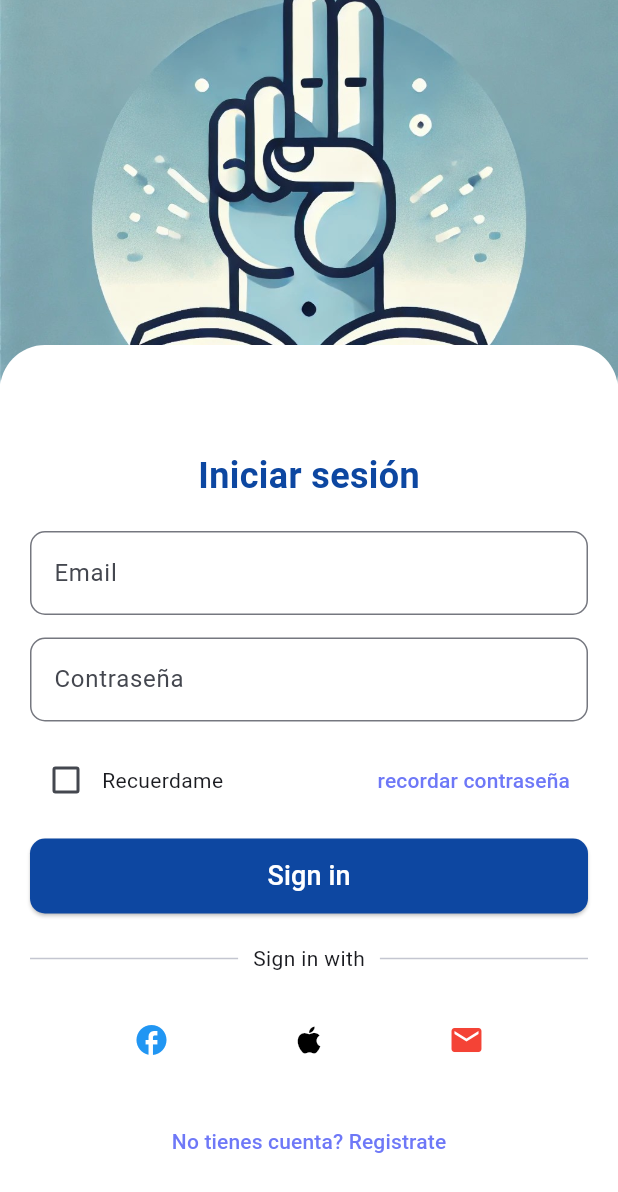
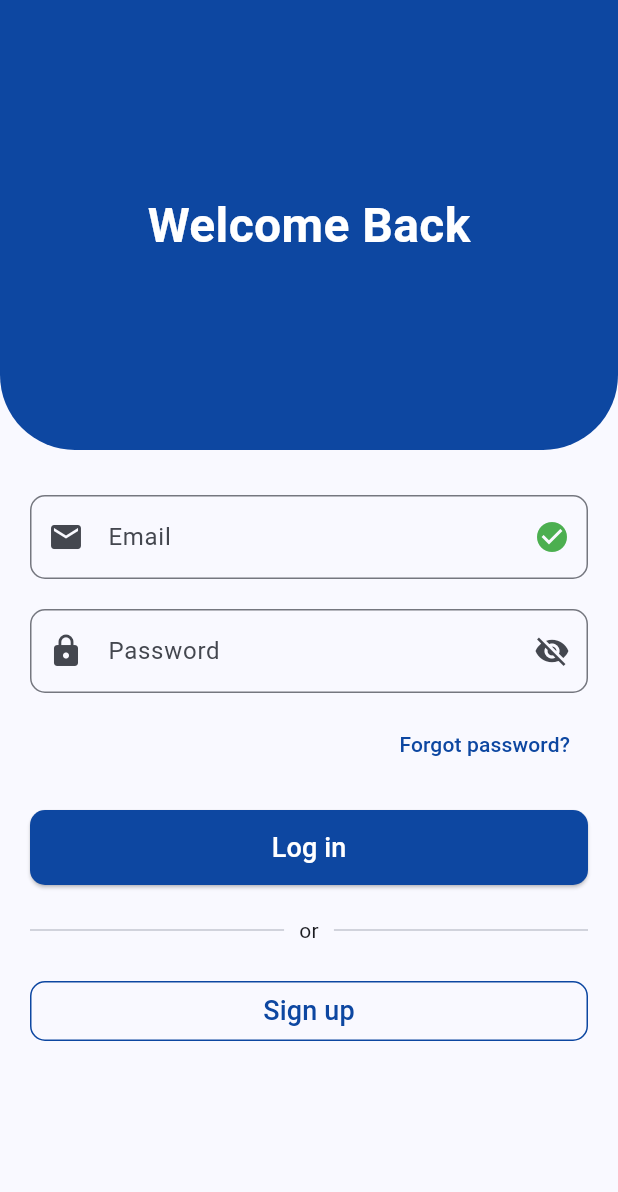
Before and after one commit to RommelOlachea/app-mqh-cbtis62, a Flutter app: the screen it shows after launch, on a phone screen of 412 x 824 dp. Shown: the top 1192 px of the screen. Run offline on Flutter 3.47's test engine with Material 3 defaults, Android fonts, the phone set to English and light mode, and no system bars; our stand-ins replace go_router, video_player.

Commit message:
nuevo login

```diff
--- a/lib/presentation/authenticate/loginscreen.dart
+++ b/lib/presentation/authenticate/loginscreen.dart
@@ -1,189 +1,139 @@
 import 'package:flutter/material.dart';
-import 'package:go_router/go_router.dart';
-
 
 class LoginScreen extends StatefulWidget {
+  const LoginScreen({Key? key}) : super(key: key);
+
   @override
   _LoginScreenState createState() => _LoginScreenState();
 }
 
 class _LoginScreenState extends State<LoginScreen> {
-  bool rememberMe = false;
+  final GlobalKey<FormState> _formKey = GlobalKey<FormState>();
   final TextEditingController emailController = TextEditingController();
   final TextEditingController passwordController = TextEditingController();
-  final GlobalKey<FormState> _formKey = GlobalKey<FormState>();
+  bool passwordVisible = false;
 
-  void _validateAndSubmit() {
+  void _validateAndLogin() {
     if (_formKey.currentState!.validate()) {
-      // Realizar acción de inicio de sesión
-      context.go('/home');
-      // ScaffoldMessenger.of(context).showSnackBar(
-      //   const SnackBar(content: Text('Login successful!')),
-      // );
+      // Acción de inicio de sesión
+      ScaffoldMessenger.of(context).showSnackBar(
+        const SnackBar(content: Text('Login successful!')),
+      );
     }
-  }
-
-  void _hideKeyboard() {
-    FocusScope.of(context).unfocus();
   }
 
   @override
   Widget build(BuildContext context) {
-    return GestureDetector(
-      onTap: _hideKeyboard, // Detectar toque fuera del teclado
-      child: Scaffold(
-        backgroundColor: Colors.white,
+    return Scaffold(
       body: SingleChildScrollView(
         child: Column(
           children: [
-              // AppBar con imagen de fondo y borde inferior invertido
+            // Fondo azul con forma curva
             Container(
-                height: 280, // Mayor altura para el AppBar
+              height: 300,
               decoration: const BoxDecoration(
+                color: Color(0xFF0D47A1), // Azul rey
                 borderRadius: BorderRadius.only(
-                    bottomLeft: Radius.circular(30),
-                    bottomRight: Radius.circular(30),
+                  bottomLeft: Radius.circular(50),
+                  bottomRight: Radius.circular(50),
                 ),
               ),
-                child: Stack(
-                  children: [
-                    // Imagen de fondo
-                    Positioned.fill(
-                      child: ClipRRect(
-                        borderRadius: const BorderRadius.only(
-                          bottomLeft: Radius.circular(30),
-                          bottomRight: Radius.circular(30),
-                        ),
-                        child: Image.asset(
-                          'assets/icon/logo_icon.jpeg', // Asegúrate de usar la ruta correcta
-                          fit: BoxFit.cover,
-                        ),
-                      ),
-                    ),
-                    // Contenedor blanco para el borde inferior invertido
-                    Positioned.fill(
-                      child: Align(
-                        alignment: Alignment.bottomCenter,
-                        child: Container(
-                          height: 50,
-                          decoration: const BoxDecoration(
+              child: const Center(
+                child: Text(
+                  'Welcome Back',
+                  style: TextStyle(
                     color: Colors.white,
-                            borderRadius: BorderRadius.only(
-                              topLeft: Radius.circular(30),
-                              topRight: Radius.circular(30),
+                    fontSize: 32,
+                    fontWeight: FontWeight.bold,
                   ),
                 ),
               ),
             ),
-                    ),
-                  ],
-                ),
-              ),
-              const SizedBox(height: 20),
-              // Título "Welcome back" centrado y en color azul rey
-              const Padding(
-                padding: EdgeInsets.symmetric(horizontal: 20.0),
-                child: Align(
-                  alignment: Alignment.center,
-                  child: Text(
-                    'Iniciar sesión',
-                    style: TextStyle(
-                      fontSize: 24,
-                      fontWeight: FontWeight.bold,
-                      color: Color(0xFF0D47A1), // Azul rey
-                    ),
-                  ),
-                ),
-              ),
-              const SizedBox(height: 20),
-              // Formulario
+            const SizedBox(height: 30),
+            // Formulario de inicio de sesión
             Padding(
               padding: const EdgeInsets.symmetric(horizontal: 20.0),
               child: Form(
                 key: _formKey,
                 child: Column(
                   children: [
-                      // Campo para email
+                    // Campo de email
                     TextFormField(
                       controller: emailController,
                       decoration: InputDecoration(
+                        prefixIcon: const Icon(Icons.email),
                         labelText: 'Email',
-                          hintText: 'Ingrese su email',
+                        hintText: 'Enter your email',
                         border: OutlineInputBorder(
                           borderRadius: BorderRadius.circular(10),
+                        ),
+                        suffixIcon: const Icon(Icons.check_circle, color: Colors.green),
+                      ),
+                      validator: (value) {
+                        if (value == null || value.isEmpty) {
+                          return 'Please enter your email';
+                        } else if (!RegExp(r'^[^@]+@[^@]+\.[^@]+')
+                            .hasMatch(value)) {
+                          return 'Please enter a valid email address';
+                        }
+                        return null;
+                      },
+                    ),
+                    const SizedBox(height: 20),
+                    // Campo de contraseña
+                    TextFormField(
+                      controller: passwordController,
+                      obscureText: !passwordVisible,
+                      decoration: InputDecoration(
+                        prefixIcon: const Icon(Icons.lock),
+                        labelText: 'Password',
+                        hintText: 'Enter your password',
+                        border: OutlineInputBorder(
+                          borderRadius: BorderRadius.circular(10),
+                        ),
+                        suffixIcon: IconButton(
+                          icon: Icon(
+                            passwordVisible
+                                ? Icons.visibility
+                                : Icons.visibility_off,
+                          ),
+                          onPressed: () {
+                            setState(() {
+                              passwordVisible = !passwordVisible;
+                            });
+                          },
                         ),
                       ),
                       validator: (value) {
                         if (value == null || value.isEmpty) {
-                            return 'Por favor ingrese su email';
-                          } else if (!RegExp(r'^[^@]+@[^@]+\.[^@]+')
-                              .hasMatch(value)) {
-                            return 'email incorrecto';
+                          return 'Please enter your password';
+                        } else if (value.length < 6) {
+                          return 'Password must be at least 6 characters';
                         }
                         return null;
                       },
                     ),
-                      const SizedBox(height: 15),
-                      // Campo para contraseña
-                      TextFormField(
-                        controller: passwordController,
-                        obscureText: true,
-                        decoration: InputDecoration(
-                          labelText: 'Contraseña',
-                          hintText: 'Ingrese su contraseña',
-                          border: OutlineInputBorder(
-                            borderRadius: BorderRadius.circular(10),
-                          ),
-                        ),
-                        validator: (value) {
-                          if (value == null || value.isEmpty) {
-                            return 'Por favor ingrese su contraseña';
-                          } else if (value.length < 6) {
-                            return 'La contraseña debe tener al menos 6 caracteres';
-                          }
-                          return null;
+                    const SizedBox(height: 10),
+                    // Enlace de contraseña olvidada
+                    Align(
+                      alignment: Alignment.centerRight,
+                      child: TextButton(
+                        onPressed: () {
+                          // Acción de "Forgot password"
                         },
-                      ),
-                      const SizedBox(height: 15),
-                      // Checkbox y enlace de recuperación de contraseña
-                      Row(
-                        mainAxisAlignment: MainAxisAlignment.spaceBetween,
-                        children: [
-                          Row(
-                            children: [
-                              Checkbox(
-                                value: rememberMe,
-                                onChanged: (value) {
-                                  setState(() {
-                                    rememberMe = value!;
-                                  });
-                                },
-                              ),
-                              const Text(
-                                'Recuerdame',
-                                style: TextStyle(fontSize: 14),
-                              ),
-                            ],
-                          ),
-                          TextButton(
-                            onPressed: () {},
                         child: const Text(
-                              'recordar contraseña',
-                              style: TextStyle(
-                                fontSize: 14,
-                                color: Color(0xFF6E78F7),
+                          'Forgot password?',
+                          style: TextStyle(color: Color(0xFF0D47A1)),
                         ),
                       ),
                     ),
-                        ],
-                      ),
-                      const SizedBox(height: 15),
+                    const SizedBox(height: 20),
                     // Botón de inicio de sesión
                     SizedBox(
                       width: double.infinity,
                       height: 50,
                       child: ElevatedButton(
-                          onPressed: _validateAndSubmit,
+                        onPressed: _validateAndLogin,
                         style: ElevatedButton.styleFrom(
                           backgroundColor: const Color(0xFF0D47A1), // Azul rey
                           shape: RoundedRectangleBorder(
@@ -191,7 +141,7 @@ class _LoginScreenState extends State<LoginScreen> {
                           ),
                         ),
                         child: const Text(
-                            'Sign in',
+                          'Log in',
                           style: TextStyle(fontSize: 18, color: Colors.white),
                         ),
                       ),
@@ -200,46 +150,37 @@ class _LoginScreenState extends State<LoginScreen> {
                     // Línea divisoria
                     Row(
                       children: const [
-                          Expanded(
-                            child: Divider(thickness: 1),
+                        Expanded(child: Divider(thickness: 1)),
+                        Padding(
+                          padding: EdgeInsets.symmetric(horizontal: 10),
+                          child: Text('or'),
                         ),
-                          Padding(
-                            padding: EdgeInsets.symmetric(horizontal: 10.0),
-                            child: Text('Sign in with'),
-                          ),
-                          Expanded(
-                            child: Divider(thickness: 1),
-                          ),
+                        Expanded(child: Divider(thickness: 1)),
                       ],
                     ),
                     const SizedBox(height: 20),
-                      // Iconos de redes sociales
-                      Row(
-                        mainAxisAlignment: MainAxisAlignment.spaceEvenly,
-                        children: [
-                          IconButton(
-                            onPressed: () {},
-                            icon: const Icon(Icons.facebook, color: Colors.blue),
+                    // Botón de registro
+                    OutlinedButton(
+                      onPressed: () {
+                        // Acción para registrarse
+                      },
+                      style: OutlinedButton.styleFrom(
+                        side: const BorderSide(color: Color(0xFF0D47A1)),
+                        shape: RoundedRectangleBorder(
+                          borderRadius: BorderRadius.circular(10),
                         ),
-                          IconButton(
-                            onPressed: () {},
-                            icon: const Icon(Icons.apple, color: Colors.black),
                       ),
-                          IconButton(
-                            onPressed: () {},
-                            icon: const Icon(Icons.email, color: Colors.red),
+                      child: const SizedBox(
+                        width: double.infinity,
+                        child: Center(
+                          child: Text(
+                            'Sign up',
+                            style: TextStyle(
+                              color: Color(0xFF0D47A1),
+                              fontSize: 18,
                             ),
-                        ],
                           ),
-                      const SizedBox(height: 20),
-                      // Texto para registrarse si no tiene cuenta
-                      TextButton(
-                        onPressed: () {
-                          context.push('/register');
-                        },
-                        child: const Text(
-                          'No tienes cuenta? Registrate',
-                          style: TextStyle(color: Color(0xFF6E78F7)),
+                        ),
                       ),
                     ),
                   ],
@@ -249,7 +190,6 @@ class _LoginScreenState extends State<LoginScreen> {
           ],
         ),
       ),
-      ),
     );
   }
 }
```
Lines whose indentation alone changed are shown as unchanged.
